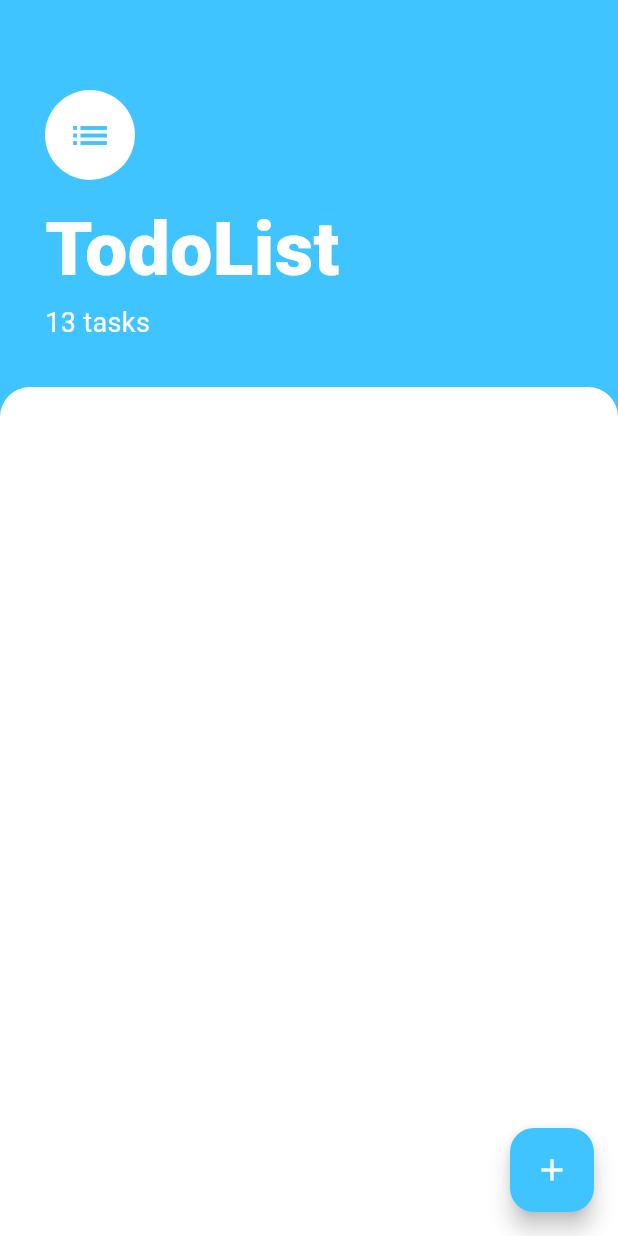
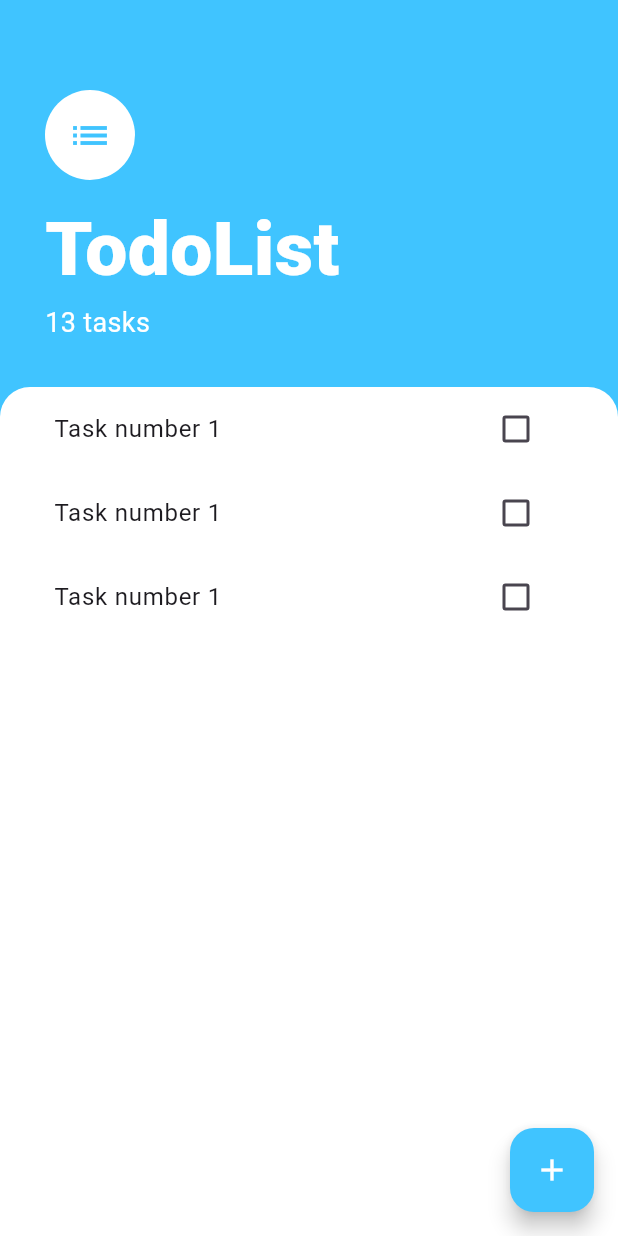
Before and after one commit to mvishnuprasad/TodoList, a Flutter app: the screen it shows after launch, on a phone screen of 412 x 824 dp. Run offline on Flutter 3.47's test engine with Material 3 defaults, Android fonts, the phone set to English and light mode, and no system bars.

```diff
--- a/lib/pages/TaskScreen.dart
+++ b/lib/pages/TaskScreen.dart
@@ -1,5 +1,5 @@
 import 'package:flutter/material.dart';
-
+import 'package:todolist/widgets/task_list.dart';
 class TaskScreen extends StatelessWidget {
   const TaskScreen({super.key});
 
@@ -57,11 +57,13 @@ class TaskScreen extends StatelessWidget {
             ),
             Expanded(
               child: Container(
+                padding: const EdgeInsets.symmetric(horizontal: 20),
                 decoration: const BoxDecoration(
                     color: Colors.white,
                     borderRadius: BorderRadius.only(
                         topLeft: Radius.circular(20),
                         topRight: Radius.circular(20))),
+                child: TaskList(),
               ),
             )
           ],
--- /dev/null
+++ b/lib/widgets/task_list.dart
@@ -0,0 +1,19 @@
+import 'package:flutter/material.dart';
+import 'package:todolist/widgets/task_tile.dart';
+
+class TaskList extends StatelessWidget {
+  const TaskList({
+    super.key,
+  });
+
+  @override
+  Widget build(BuildContext context) {
+    return  ListView(
+      children: [
+        TaskTile(),
+        TaskTile(),
+        TaskTile()
+      ],
+    );
+  }
+}
--- /dev/null
+++ b/lib/widgets/task_tile.dart
@@ -0,0 +1,18 @@
+import 'package:flutter/material.dart';
+
+class TaskTile extends StatelessWidget {
+  const TaskTile({
+    super.key,
+  });
+
+  @override
+  Widget build(BuildContext context) {
+    return ListTile(
+      title: const Text("Task number 1"),
+      trailing: Checkbox(
+        value: false,
+        onChanged: (bool? value) {},
+      ),
+    );
+  }
+}
```
